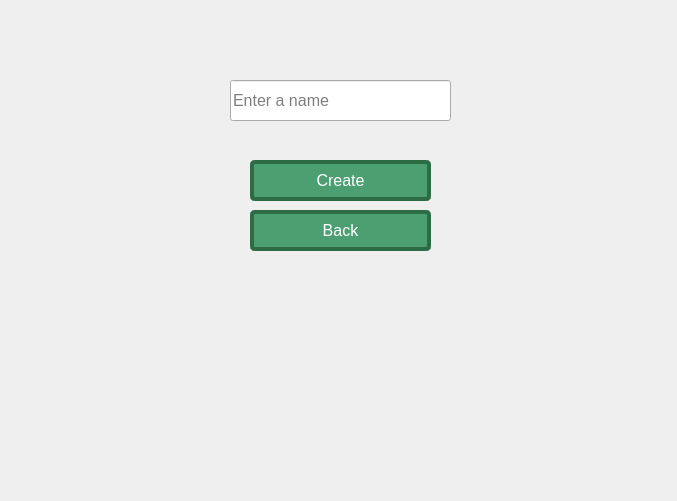
This is client/view/create_room.ui in jmdieguez/QuackGame as Qt 5 draws it before an edit. The edited form follows.
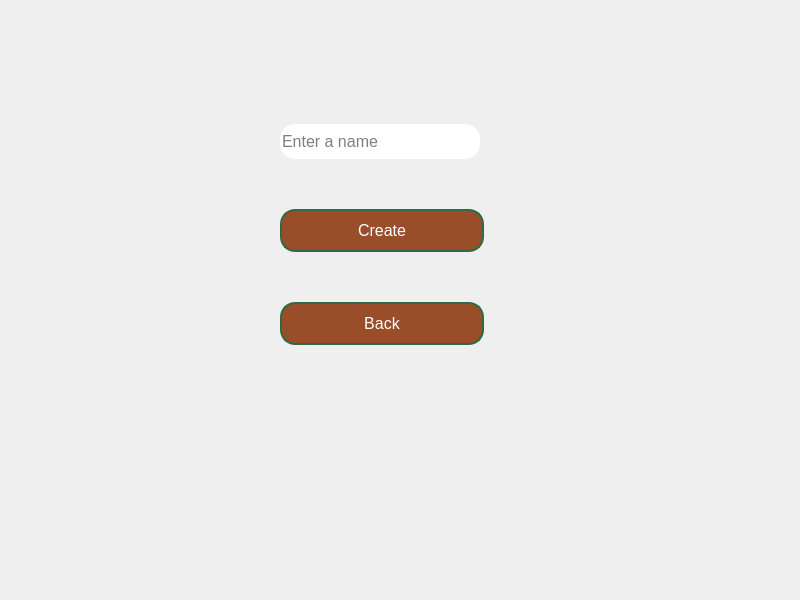
This is the edited form.

Patch:
```diff
--- a/client/view/create_room.ui
+++ b/client/view/create_room.ui
@@ -6,8 +6,8 @@
    <rect>
     <x>0</x>
     <y>0</y>
-    <width>677</width>
-    <height>501</height>
+    <width>800</width>
+    <height>600</height>
    </rect>
   </property>
   <property name="font">
@@ -18,15 +18,18 @@
   <property name="windowTitle">
    <string>Form</string>
   </property>
-  <widget class="QLineEdit" name="textBoxName">
+  <widget class="QWidget" name="verticalLayoutWidget">
    <property name="geometry">
     <rect>
-     <x>230</x>
+     <x>280</x>
      <y>80</y>
-     <width>221</width>
-     <height>41</height>
+     <width>204</width>
+     <height>311</height>
     </rect>
    </property>
+   <layout class="QVBoxLayout" name="verticalLayout">
+    <item>
+     <widget class="QLineEdit" name="textBoxName">
    <property name="sizePolicy">
     <sizepolicy hsizetype="Fixed" vsizetype="Fixed">
      <horstretch>0</horstretch>
@@ -39,7 +42,11 @@
     </font>
    </property>
    <property name="styleSheet">
-    <string notr="true"/>
+       <string notr="true">QLineEdit {
+	width: 200px;
+	height: 35px;
+  	border-radius: 15px; 
+}</string>
    </property>
    <property name="text">
     <string/>
@@ -48,65 +55,62 @@
     <string>Enter a name</string>
    </property>
   </widget>
+    </item>
+    <item>
   <widget class="QPushButton" name="createButton">
-   <property name="geometry">
-    <rect>
-     <x>250</x>
-     <y>160</y>
-     <width>181</width>
-     <height>41</height>
-    </rect>
-   </property>
    <property name="styleSheet">
-    <string notr="true">QPushButton {
-                          background-color: #4C9F70; 
-                          color: white; 
-                          font-size: 16px; 
-                          border: 4px solid #2C6B43; 
-                          border-radius: 5px; 
-                          padding: 10px 10px;
-                          text-align: center;
-                          }
-QPushButton:pressed {
-                          background-color: #3E7F58;
-}
-QPushButton:hover {
-                          background-color: #3E7F58;
-}</string>
+       <string notr="true"> QPushButton {
+            background-color: #994d28;
+            color: white; 
+            font-size: 16px; 
+            border: 2px solid #2C6B43; 
+            border-radius: 15px; 
+            padding: 10px 20px;
+            text-align: center;
+        }
+
+        QPushButton:pressed {
+            background-color: #3E7F58;
+        }
+
+        QPushButton:hover {
+            background-color: #3E7F58;
+            border: 2px solid #A1D0B1;
+        }</string>
    </property>
    <property name="text">
     <string>Create</string>
    </property>
   </widget>
+    </item>
+    <item>
   <widget class="QPushButton" name="backButton">
-   <property name="geometry">
-    <rect>
-     <x>250</x>
-     <y>210</y>
-     <width>181</width>
-     <height>41</height>
-    </rect>
-   </property>
    <property name="styleSheet">
-    <string notr="true">QPushButton {
-                          background-color: #4C9F70; 
-                          color: white; 
-                          font-size: 16px; 
-                          border: 4px solid #2C6B43; 
-                          border-radius: 5px; 
-                          padding: 10px 10px;
-                          text-align: center;
-                          }
-QPushButton:pressed {
-                          background-color: #3E7F58;
-}
-QPushButton:hover {
-                          background-color: #3E7F58;
-}</string>
+       <string notr="true"> QPushButton {
+            background-color: #994d28;
+            color: white; 
+            font-size: 16px; 
+            border: 2px solid #2C6B43; 
+            border-radius: 15px; 
+            padding: 10px 20px;
+            text-align: center;
+        }
+
+        QPushButton:pressed {
+            background-color: #3E7F58;
+        }
+
+        QPushButton:hover {
+            background-color: #3E7F58;
+            border: 2px solid #A1D0B1; 
+        }</string>
    </property>
    <property name="text">
     <string>Back</string>
    </property>
+     </widget>
+    </item>
+   </layout>
   </widget>
  </widget>
  <resources/>
```
Left out of the diff: 3 changed lines with no effect on the pictures. Lines whose indentation alone changed are shown as unchanged.
